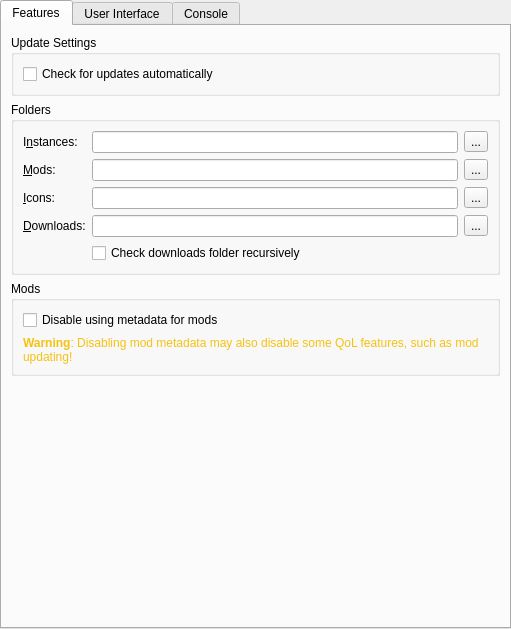
EvilToasterDBU/ToshtaLauncher, file launcher/ui/pages/global/LauncherPage.ui: the form before one commit.
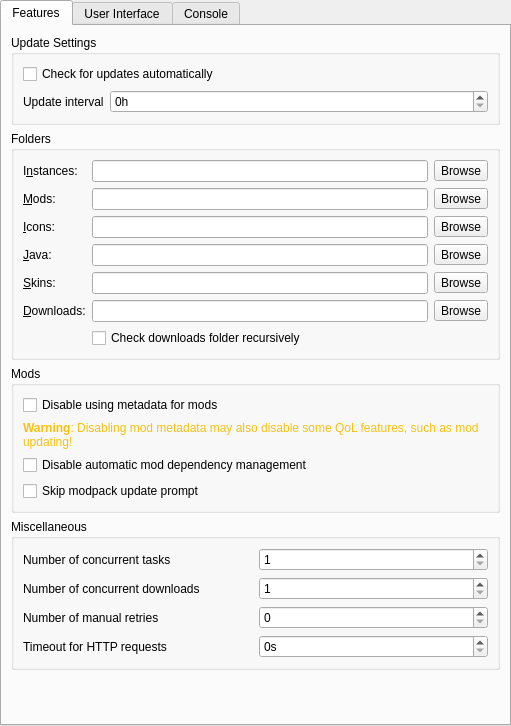
The form after the commit. Custom widgets are drawn as their Qt base class.

What changed in the file:
```diff
--- a/launcher/ui/pages/global/LauncherPage.ui
+++ b/launcher/ui/pages/global/LauncherPage.ui
@@ -7,7 +7,7 @@
     <x>0</x>
     <y>0</y>
     <width>511</width>
-    <height>629</height>
+    <height>726</height>
    </rect>
   </property>
   <property name="sizePolicy">
@@ -58,6 +58,33 @@
             </property>
            </widget>
           </item>
+          <item>
+           <layout class="QFormLayout" name="updateSetingsLayout">
+            <item row="0" column="0">
+             <widget class="QLabel" name="updateIntervalLabel">
+              <property name="text">
+               <string>Update interval</string>
+              </property>
+             </widget>
+            </item>
+            <item row="0" column="1">
+             <widget class="QSpinBox" name="updateIntervalSpinBox">
+              <property name="toolTip">
+               <string>Set it to 0 to only check on launch</string>
+              </property>
+              <property name="suffix">
+               <string>h</string>
+              </property>
+              <property name="minimum">
+               <number>0</number>
+              </property>
+              <property name="maximum">
+               <number>99999999</number>
+              </property>
+             </widget>
+            </item>
+           </layout>
+          </item>
          </layout>
         </widget>
        </item>
@@ -67,7 +94,7 @@
           <string>Folders</string>
          </property>
          <layout class="QGridLayout" name="foldersBoxLayout">
-          <item row="3" column="0">
+          <item row="8" column="0">
            <widget class="QLabel" name="labelDownloadsDir">
             <property name="text">
              <string>&amp;Downloads:</string>
@@ -77,63 +104,26 @@
             </property>
            </widget>
           </item>
-          <item row="0" column="0">
-           <widget class="QLabel" name="labelInstDir">
-            <property name="text">
-             <string>I&amp;nstances:</string>
-            </property>
-            <property name="buddy">
-             <cstring>instDirTextBox</cstring>
-            </property>
-           </widget>
-          </item>
-          <item row="0" column="1">
-           <widget class="QLineEdit" name="instDirTextBox"/>
-          </item>
-          <item row="3" column="1">
-           <widget class="QLineEdit" name="downloadsDirTextBox"/>
-          </item>
-          <item row="2" column="1">
-           <widget class="QLineEdit" name="iconsDirTextBox"/>
-          </item>
-          <item row="3" column="2">
+          <item row="8" column="2">
            <widget class="QToolButton" name="downloadsDirBrowseBtn">
             <property name="text">
-             <string notr="true">...</string>
+             <string>Browse</string>
             </property>
            </widget>
           </item>
-          <item row="1" column="1">
-           <widget class="QLineEdit" name="modsDirTextBox"/>
+          <item row="2" column="1">
+           <widget class="QLineEdit" name="iconsDirTextBox"/>
           </item>
-          <item row="1" column="2">
-           <widget class="QToolButton" name="modsDirBrowseBtn">
-            <property name="text">
-             <string notr="true">...</string>
-            </property>
-           </widget>
+          <item row="3" column="1">
+           <widget class="QLineEdit" name="javaDirTextBox"/>
           </item>
-          <item row="1" column="0">
-           <widget class="QLabel" name="labelModsDir">
+          <item row="4" column="0">
+           <widget class="QLabel" name="labelSkinsDir">
             <property name="text">
-             <string>&amp;Mods:</string>
+             <string>&amp;Skins:</string>
             </property>
             <property name="buddy">
-             <cstring>modsDirTextBox</cstring>
-            </property>
-           </widget>
-          </item>
-          <item row="0" column="2">
-           <widget class="QToolButton" name="instDirBrowseBtn">
-            <property name="text">
-             <string notr="true">...</string>
-            </property>
-           </widget>
-          </item>
-          <item row="2" column="2">
-           <widget class="QToolButton" name="iconsDirBrowseBtn">
-            <property name="text">
-             <string notr="true">...</string>
+             <cstring>skinsDirTextBox</cstring>
             </property>
            </widget>
           </item>
@@ -147,7 +137,7 @@
             </property>
            </widget>
           </item>
-          <item row="4" column="1" colspan="2">
+          <item row="9" column="1" colspan="2">
            <widget class="QCheckBox" name="downloadsDirWatchRecursiveCheckBox">
             <property name="toolTip">
              <string>When enabled, in addition to the downloads folder, its sub folders will also be searched when looking for resources (e.g. when looking for blocked mods on CurseForge).</string>
@@ -157,6 +147,83 @@
             </property>
            </widget>
           </item>
+          <item row="8" column="1">
+           <widget class="QLineEdit" name="downloadsDirTextBox"/>
+          </item>
+          <item row="3" column="0">
+           <widget class="QLabel" name="labelJavaDir">
+            <property name="text">
+             <string>&amp;Java:</string>
+            </property>
+            <property name="buddy">
+             <cstring>javaDirTextBox</cstring>
+            </property>
+           </widget>
+          </item>
+          <item row="1" column="0">
+           <widget class="QLabel" name="labelModsDir">
+            <property name="text">
+             <string>&amp;Mods:</string>
+            </property>
+            <property name="buddy">
+             <cstring>modsDirTextBox</cstring>
+            </property>
+           </widget>
+          </item>
+          <item row="4" column="1">
+           <widget class="QLineEdit" name="skinsDirTextBox"/>
+          </item>
+          <item row="1" column="1">
+           <widget class="QLineEdit" name="modsDirTextBox"/>
+          </item>
+          <item row="0" column="1">
+           <widget class="QLineEdit" name="instDirTextBox"/>
+          </item>
+          <item row="1" column="2">
+           <widget class="QToolButton" name="modsDirBrowseBtn">
+            <property name="text">
+             <string>Browse</string>
+            </property>
+           </widget>
+          </item>
+          <item row="0" column="2">
+           <widget class="QToolButton" name="instDirBrowseBtn">
+            <property name="text">
+             <string>Browse</string>
+            </property>
+           </widget>
+          </item>
+          <item row="2" column="2">
+           <widget class="QToolButton" name="iconsDirBrowseBtn">
+            <property name="text">
+             <string>Browse</string>
+            </property>
+           </widget>
+          </item>
+          <item row="0" column="0">
+           <widget class="QLabel" name="labelInstDir">
+            <property name="text">
+             <string>I&amp;nstances:</string>
+            </property>
+            <property name="buddy">
+             <cstring>instDirTextBox</cstring>
+            </property>
+           </widget>
+          </item>
+          <item row="3" column="2">
+           <widget class="QToolButton" name="javaDirBrowseBtn">
+            <property name="text">
+             <string>Browse</string>
+            </property>
+           </widget>
+          </item>
+          <item row="4" column="2">
+           <widget class="QToolButton" name="skinsDirBrowseBtn">
+            <property name="text">
+             <string>Browse</string>
+            </property>
+           </widget>
+          </item>
          </layout>
         </widget>
        </item>
@@ -169,7 +236,7 @@
           <item>
            <widget class="QCheckBox" name="metadataDisableBtn">
             <property name="toolTip">
-             <string>Disable using metadata provided by mod providers (like Modrinth or Curseforge) for mods.</string>
+             <string>Disable using metadata provided by mod providers (like Modrinth or CurseForge) for mods.</string>
             </property>
             <property name="text">
              <string>Disable using metadata for mods</string>
@@ -186,11 +253,99 @@
             </property>
            </widget>
           </item>
+          <item>
+           <widget class="QCheckBox" name="dependenciesDisableBtn">
+            <property name="toolTip">
+             <string>Disable the automatic detection, installation, and updating of mod dependencies.</string>
+            </property>
+            <property name="text">
+             <string>Disable automatic mod dependency management</string>
+            </property>
+           </widget>
+          </item>
+          <item>
+           <widget class="QCheckBox" name="skipModpackUpdatePromptBtn">
+            <property name="toolTip">
+             <string>When creating a new modpack instance, do not suggest updating existing instances instead.</string>
+            </property>
+            <property name="text">
+             <string>Skip modpack update prompt</string>
+            </property>
+           </widget>
+          </item>
          </layout>
         </widget>
        </item>
        <item>
-        <spacer name="verticalSpacer_2">
+        <widget class="QGroupBox" name="miscellaneousGroupBox">
+         <property name="title">
+          <string>Miscellaneous</string>
+         </property>
+         <layout class="QGridLayout" name="gridLayout">
+          <item row="1" column="1">
+           <widget class="QSpinBox" name="numberOfConcurrentDownloadsSpinBox">
+            <property name="minimum">
+             <number>1</number>
+            </property>
+           </widget>
+          </item>
+          <item row="0" column="0">
+           <widget class="QLabel" name="numberOfConcurrentTasksLabel">
+            <property name="text">
+             <string>Number of concurrent tasks</string>
+            </property>
+           </widget>
+          </item>
+          <item row="0" column="1">
+           <widget class="QSpinBox" name="numberOfConcurrentTasksSpinBox">
+            <property name="minimum">
+             <number>1</number>
+            </property>
+           </widget>
+          </item>
+          <item row="1" column="0">
+           <widget class="QLabel" name="numberOfConcurrentDownloadsLabel">
+            <property name="text">
+             <string>Number of concurrent downloads</string>
+            </property>
+           </widget>
+          </item>
+          <item row="2" column="0">
+           <widget class="QLabel" name="numberOfManualRetriesLabel">
+            <property name="text">
+             <string>Number of manual retries</string>
+            </property>
+           </widget>
+          </item>
+          <item row="2" column="1">
+           <widget class="QSpinBox" name="numberOfManualRetriesSpinBox">
+            <property name="minimum">
+             <number>0</number>
+            </property>
+           </widget>
+          </item>
+          <item row="3" column="0">
+           <widget class="QLabel" name="timeoutSecondsLabel">
+            <property name="toolTip">
+             <string>Seconds to wait until the requests are terminated</string>
+            </property>
+            <property name="text">
+             <string>Timeout for HTTP requests</string>
+            </property>
+           </widget>
+          </item>
+          <item row="3" column="1">
+           <widget class="QSpinBox" name="timeoutSecondsSpinBox">
+            <property name="suffix">
+             <string>s</string>
+            </property>
+           </widget>
+          </item>
+         </layout>
+        </widget>
+       </item>
+       <item>
+        <spacer name="verticalSpacer_FeaturesTab">
          <property name="orientation">
           <enum>Qt::Vertical</enum>
          </property>
@@ -204,7 +359,7 @@
        </item>
       </layout>
      </widget>
-     <widget class="QWidget" name="generalTab">
+     <widget class="QWidget" name="userInterfaceTab">
       <attribute name="title">
        <string>User Interface</string>
       </attribute>
@@ -253,6 +408,54 @@
          </layout>
         </widget>
        </item>
+       <item>
+        <widget class="QGroupBox" name="catBox">
+         <property name="title">
+          <string>Cat</string>
+         </property>
+         <layout class="QGridLayout" name="gridLayout_5">
+          <item row="0" column="0">
+           <widget class="QLabel" name="catOpacityLabel">
+            <property name="toolTip">
+             <string>Set the cat's opacity. 0% is fully transparent and 100% is fully opaque.</string>
+            </property>
+            <property name="text">
+             <string>Opacity</string>
+            </property>
+           </widget>
+          </item>
+          <item row="0" column="2">
+           <widget class="QSpinBox" name="catOpacitySpinBox">
+            <property name="specialValueText">
+             <string/>
+            </property>
+            <property name="suffix">
+             <string>%</string>
+            </property>
+            <property name="maximum">
+             <number>100</number>
+            </property>
+            <property name="value">
+             <number>0</number>
+            </property>
+           </widget>
+          </item>
+          <item row="0" column="1">
+           <spacer name="horizontalSpacer">
+            <property name="orientation">
+             <enum>Qt::Horizontal</enum>
+            </property>
+            <property name="sizeHint" stdset="0">
+             <size>
+              <width>40</width>
+              <height>20</height>
+             </size>
+            </property>
+           </spacer>
+          </item>
+         </layout>
+        </widget>
+       </item>
        <item>
         <widget class="QGroupBox" name="toolsBox">
          <property name="sizePolicy">
@@ -279,7 +482,7 @@
         </widget>
        </item>
        <item>
-        <spacer name="generalTabSpacer">
+        <spacer name="verticalSpacer_UserInterfaceTab">
          <property name="orientation">
           <enum>Qt::Vertical</enum>
          </property>
```
